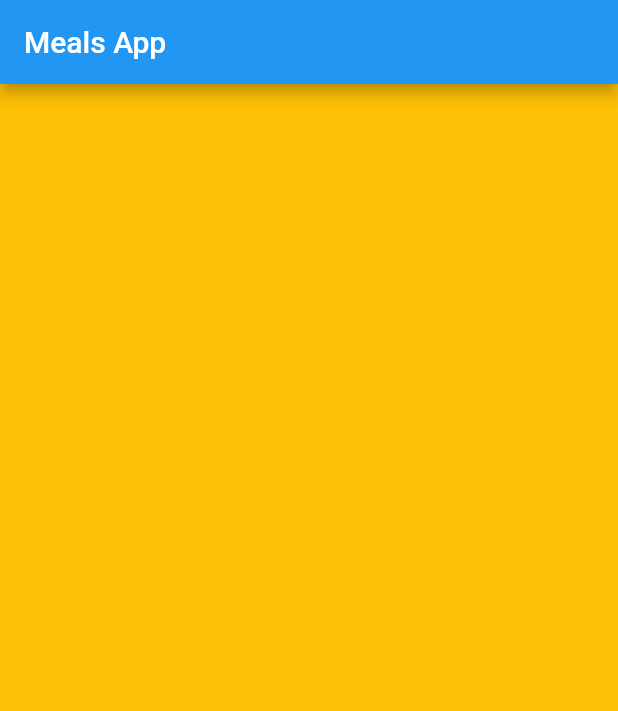
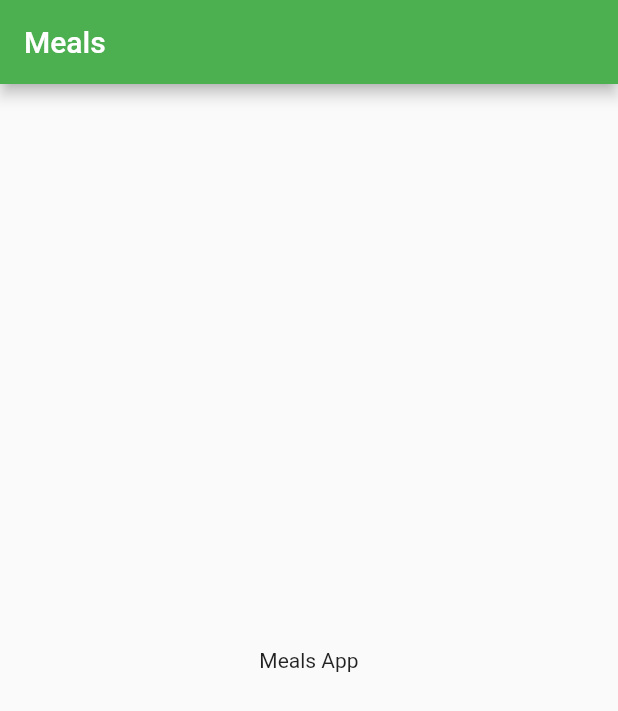
Before and after one commit to cosmasnyairo/meals_app, a Flutter app: the screen it shows after launch, on a phone screen of 412 x 824 dp. Shown: the top 711 px of the screen. Run offline on Flutter 3.47's test engine with Material 2 defaults, Android fonts, the phone set to English and light mode, and no system bars; our stand-ins replace curved_navigation_bar.

```diff
--- a/lib/main.dart
+++ b/lib/main.dart
@@ -1,4 +1,5 @@
 import 'package:flutter/material.dart';
+import 'package:curved_navigation_bar/curved_navigation_bar.dart';
 
 void main() => runApp(MyApp());
 
@@ -7,11 +8,11 @@ class MyApp extends StatelessWidget {
   @override
   Widget build(BuildContext context) {
     return MaterialApp(
-      title: 'Meals',
+      title: 'Meals App',
       theme: ThemeData(
-        primarySwatch: Colors.blue,
+        primarySwatch: Colors.green
       ),
-      home: MyHomePage(title: 'Meals App'),
+      home: MyHomePage(title: 'Meals'),
     );
   }
 }
@@ -26,17 +27,32 @@ class MyHomePage extends StatefulWidget {
 }
 
 class _MyHomePageState extends State<MyHomePage> {
+
   @override
   Widget build(BuildContext context) {
+
+    final mediaquery = MediaQuery.of(context);
     return Scaffold(
       appBar: AppBar(
         title: Text(widget.title),
       ),
       body: Center(
         child: Container(
-          color: Colors.amber,
+          child: Text('Meals App'),
         ),
       ),
+      // bottomNavigationBar: CurvedNavigationBar(
+      //   color: Theme.of(context).primaryColor,
+      //   height: 60,
+      //   backgroundColor: null,
+      //   items: <Widget>[
+      //     Icon( Icons.menu, size: 30, ),
+      //     Icon(Icons.star, size: 30),
+      //     Icon(Icons.settings, size: 30),
+      //   ],
+      //   animationCurve: Curves.easeIn,
+      //   animationDuration: Duration(milliseconds: 600),
+      // ),
     );
   }
 }
--- a/pubspec.yaml
+++ b/pubspec.yaml
@@ -23,7 +23,7 @@ dependencies:
   # The following adds the Cupertino Icons font to your application.
   # Use with the CupertinoIcons class for iOS style icons.
   cupertino_icons: ^0.1.2
-
+  curved_navigation_bar: ^0.3.1
 dev_dependencies:
   flutter_test:
     sdk: flutter
```
Also changed, not shown: lib/categories_screen.dart (added, +12 -0 lines), pubspec.lock.
